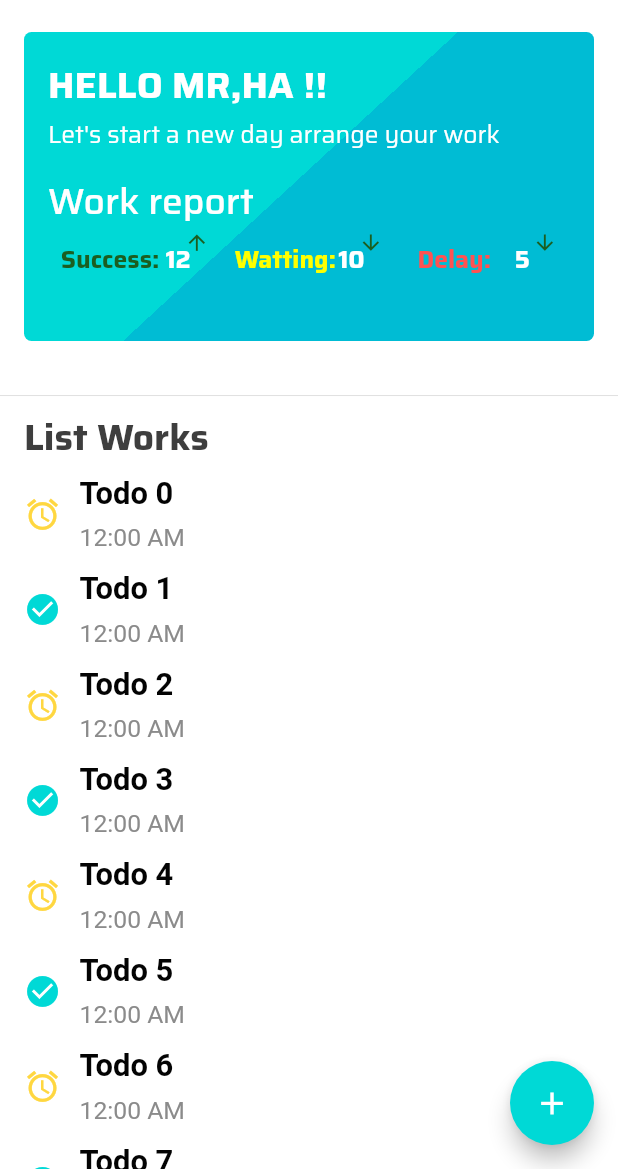
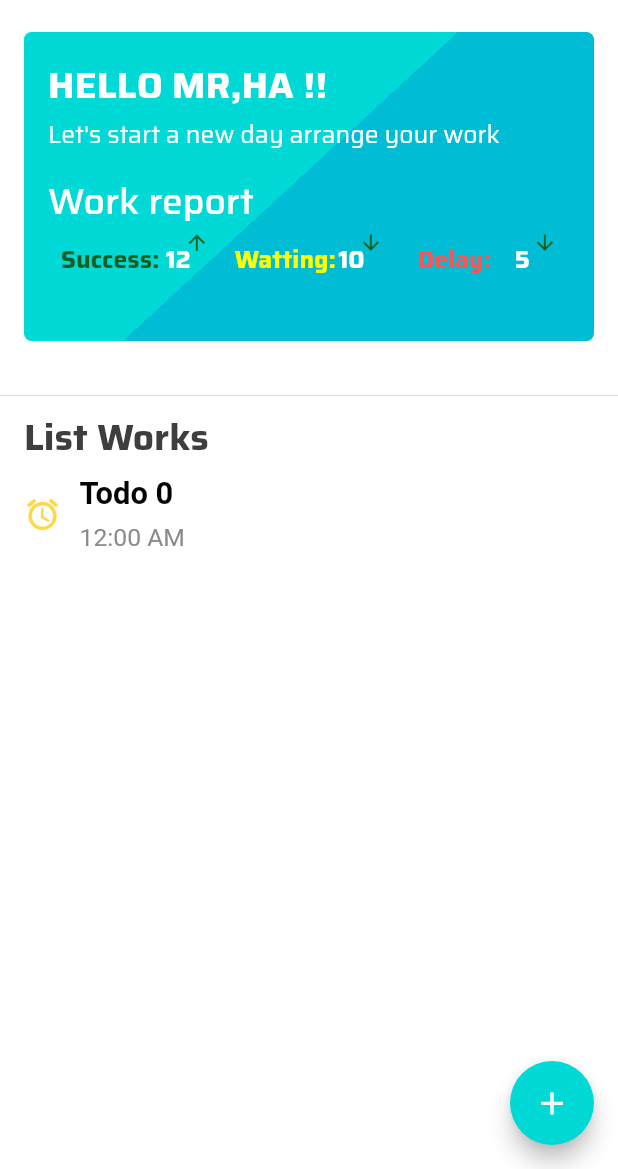
Before and after one commit to haprosd5/flutter_project_toapp_text_recongnize, a Flutter app: the screen it shows after launch, on a phone screen of 412 x 824 dp, the part 67-1236 px from its top. Run offline on Flutter 3.47's test engine with Material 2 defaults, Android fonts, the phone set to English and light mode, and no system bars; our stand-ins replace avatar_glow, bloc, equatable, floor, google_fonts, speech_to_text and 1 more; missing offline and left inert: day_night_time_picker; accounts and stored records are empty; generated files the repository leaves out were written again.

Commit message:
hoan thien phan todo database
bo sung bloc vao cho app

```diff
--- a/lib/blocs/todo_bloc/todo_bloc.dart
+++ b/lib/blocs/todo_bloc/todo_bloc.dart
@@ -2,7 +2,6 @@ import 'dart:async';
 
 import 'package:bloc/bloc.dart';
 import 'package:equatable/equatable.dart';
-import 'package:projecttodoapp/codes/models/todo_model.dart';
 
 part 'todo_event.dart';
 part 'todo_state.dart';
--- a/lib/blocs/todo_bloc/todo_event.dart
+++ b/lib/blocs/todo_bloc/todo_event.dart
@@ -11,13 +11,10 @@ class TodoAddEvent extends TodoEvent {
 }
 
 class TodoEditEvent extends TodoEvent {
-  final Todo todo;
-
-  TodoEditEvent({this.todo});
 
   @override
   // TODO: implement props
-  List<Object> get props => [todo];
+  List<Object> get props => [];
 }
 
 class TodoDeleteEvent extends TodoEvent {
--- /dev/null
+++ b/lib/codes/dbs/database.dart
@@ -0,0 +1,13 @@
+import 'dart:async';
+import 'package:floor/floor.dart';
+import 'package:sqflite/sqflite.dart' as sqflite;
+
+import 'package:projecttodoapp/codes/entitys/todo_entity.dart';
+import 'package:projecttodoapp/codes/repositories/todo_repository.dart';
+
+part 'database.g.dart';
+
+@Database(version: 1, entities: [TodoEntity])
+abstract class AppDatabase extends FloorDatabase {
+  TodoRepositoryDao get todoRepositoryDao;
+}
--- a/lib/codes/models/todo_model.dart
+++ /dev/null
@@ -1,7 +0,0 @@
-class Todo {
-  DateTime time;
-  String todoName;
-  bool state;
-
-  Todo({this.todoName, this.time, this.state});
-}
--- /dev/null
+++ b/lib/codes/repositories/todo_repository.dart
@@ -0,0 +1,14 @@
+import 'package:floor/floor.dart';
+import 'package:projecttodoapp/codes/entitys/todo_entity.dart';
+
+import 'repository_dao_abstract.dart';
+
+
+@dao
+abstract class TodoRepositoryDao extends IRepositoryDaoInterface<TodoEntity> {
+   @Query('SELECT * FROM Todos WHERE id = :id')
+   Future<TodoEntity> getById(int id);
+
+   @Query('SELECT * FROM Todos')
+   Future<List<TodoEntity>> getAll();
+}
--- a/lib/pages/home_page.dart
+++ b/lib/pages/home_page.dart
@@ -148,7 +148,7 @@ class _HomePageState extends State<HomePage> {
                           time: '12:00 AM',
                         );
                       },
-                      itemCount: 10,
+                      itemCount: 1,
                     ),
                   ],
                 ),
--- a/pubspec.yaml
+++ b/pubspec.yaml
@@ -36,7 +36,7 @@ dependencies:
   flutter_bloc: ^6.0.6
   equatable: ^1.2.5
   # sqlite
-
+  floor: ^0.14.0
   #date_time_picker
   day_night_time_picker: ^0.3.0+2
   #speed to text
@@ -45,6 +45,8 @@ dependencies:
   intl: ^0.16.1
 
 dev_dependencies:
+  floor_generator: ^0.14.0
+  build_runner: ^1.10.0
   flutter_test:
     sdk: flutter
 
```
Also changed, not shown: lib/codes/entitys/entity_base.dart (added, +18 -0 lines), lib/codes/entitys/todo_entity.dart (added, +13 -0 lines), lib/codes/repositories/repository_dao_abstract.dart (added, +14 -0 lines), lib/codes/sevices/todo_service.dart (added, +17 -0 lines), lib/main.dart (+11 -4 lines), lib/codes/databases/todo_database.dart (deleted), lib/codes/dbs/database.g.dart (added), lib/codes/sevices/sqlite_service.dart (deleted), lib/fake_datas/data_todo.dart (deleted), pubspec.lock.
